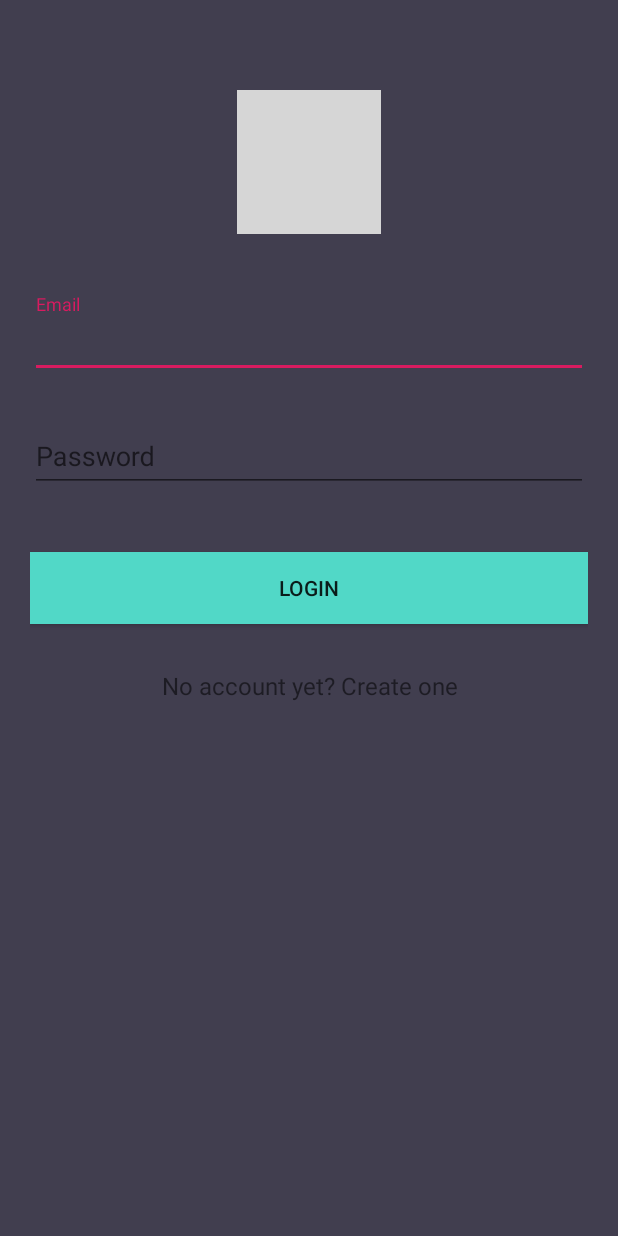
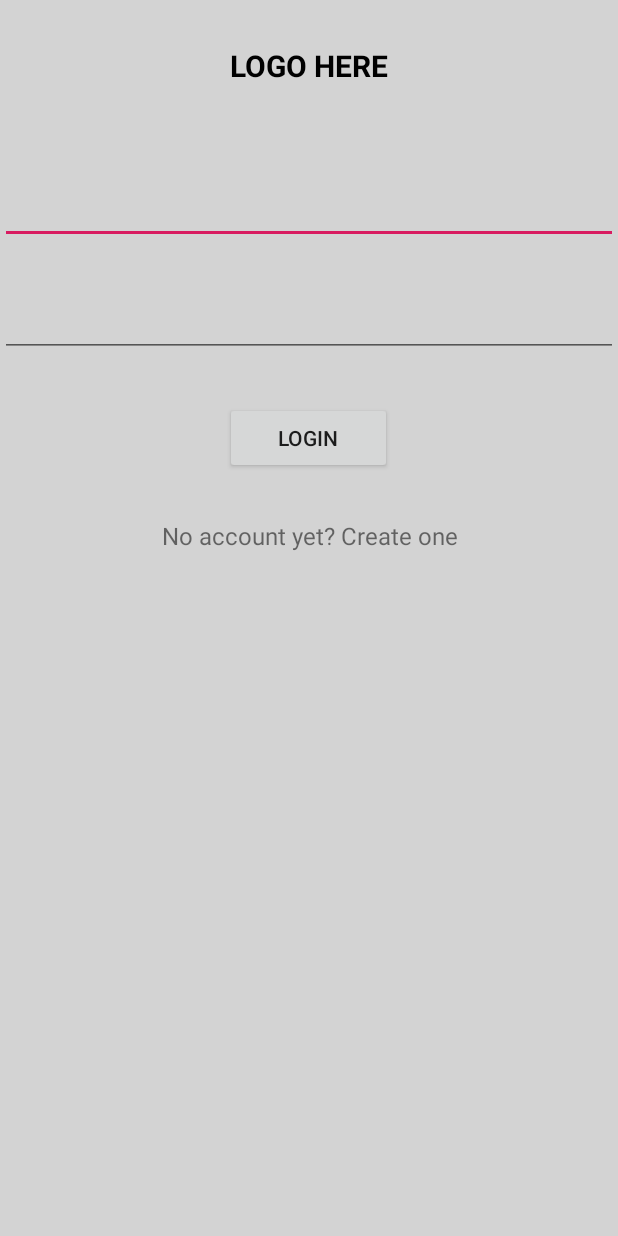
Before and after one commit to tomaszmjurek/GuessTheNumber, an Android app: the layout activity_login.xml on its own in the app's theme, with its tools: preview values and no code run, on a phone screen of 412 x 824 dp. Run offline under Robolectric (Android 15) with nearby library versions, the phone set to English and light mode, and no system bars; grey boxes are pictures that could not be loaded.

Commit message:
add simple login activity. fix app start

```diff
--- a/app/src/main/AndroidManifest.xml
+++ b/app/src/main/AndroidManifest.xml
@@ -24,7 +24,6 @@
             <intent-filter>
                 <action android:name="android.intent.action.MAIN" />
 
-                <category android:name="android.intent.category.LAUNCHER" />
             </intent-filter>
         </activity>
     </application>
--- a/app/src/main/java/com/example/guessthenum/SplashActivity.kt
+++ b/app/src/main/java/com/example/guessthenum/SplashActivity.kt
@@ -4,6 +4,7 @@ import android.content.Intent
 import androidx.appcompat.app.AppCompatActivity
 import android.os.Bundle
 import android.os.Handler
+import com.example.guessthenum.login.LoginActivity
 
 class SplashActivity : AppCompatActivity() {
 
@@ -13,7 +14,7 @@ class SplashActivity : AppCompatActivity() {
         setContentView(R.layout.activity_splash)
 
         Handler().postDelayed({
-            startActivity(Intent(this,MainActivity::class.java))
+            startActivity(Intent(this,LoginActivity::class.java))
 
             // close this activity
             finish()
--- a/app/src/main/java/com/example/guessthenum/login/InputValidation.kt
+++ b/app/src/main/java/com/example/guessthenum/login/InputValidation.kt
@@ -5,7 +5,7 @@ import android.content.Context
 //TODO convert to newest methods
 
 class InputValidation (private val context: Context) {
-
+//
 //    /**
 //     * method to check InputEditText filled .
 //     *
--- a/app/src/main/java/com/example/guessthenum/login/LoginActivity.kt
+++ b/app/src/main/java/com/example/guessthenum/login/LoginActivity.kt
@@ -2,10 +2,16 @@ package com.example.guessthenum.login
 
 import androidx.appcompat.app.AppCompatActivity
 import android.os.Bundle
+import com.example.guessthenum.R
 
-class LoginActivity : AppCompatActivity() {
+class LoginActivity : AppCompatActivity()
+{
 
     override fun onCreate(savedInstanceState: Bundle?) {
         super.onCreate(savedInstanceState)
+
+        setContentView(R.layout.activity_login)
+
+
     }
 }
--- a/app/src/main/res/layout/activity_login.xml
+++ b/app/src/main/res/layout/activity_login.xml
@@ -1,69 +1,47 @@
 <?xml version="1.0" encoding="utf-8"?>
-<android.support.v4.widget.NestedScrollView xmlns:android="http://schemas.android.com/apk/res/android"
+<LinearLayout
+        xmlns:android="http://schemas.android.com/apk/res/android"
         xmlns:tools="http://schemas.android.com/tools"
-        android:id="@+id/nestedScrollView"
+        xmlns:app="http://schemas.android.com/apk/res-auto"
         android:layout_width="match_parent"
         android:layout_height="match_parent"
-        android:background="@color/colorBackground"
-        android:paddingBottom="20dp"
-        android:paddingLeft="20dp"
-        android:paddingRight="20dp"
-        android:paddingTop="20dp"
-        tools:context=".activities.LoginActivity">
+        android:orientation="vertical"
+        android:background="@color/grey">
 
-    <android.support.v7.widget.LinearLayoutCompat
-            android:layout_width="match_parent"
-            android:layout_height="match_parent"
-            android:orientation="vertical">
-
-        <android.support.v7.widget.AppCompatImageView
-                android:layout_width="wrap_content"
-                android:layout_height="wrap_content"
-                android:layout_gravity="center_horizontal"
-                android:layout_marginTop="40dp"
-                android:src="@drawable/logo" />
-
-        <android.support.design.widget.TextInputLayout
-                android:id="@+id/textInputLayoutEmail"
+    <TextView
+            android:id="@+id/textView"
             android:layout_width="match_parent"
             android:layout_height="wrap_content"
-                android:layout_marginTop="40dp">
+            android:text="LOGO HERE"
+            android:textSize="20dp"
+            android:textStyle="bold"
+            android:gravity="center"
+            android:textColor="@color/black"
+            android:padding="30dp"/>
 
-            <android.support.design.widget.TextInputEditText
-                    android:id="@+id/textInputEditTextEmail"
+    <EditText
             android:layout_width="match_parent"
             android:layout_height="wrap_content"
-                    android:hint="@string/hint_email"
             android:inputType="text"
-                    android:maxLines="1"
-                    android:textColor="@android:color/white" />
-        </android.support.design.widget.TextInputLayout>
+            android:layout_marginTop="30dp">
+    </EditText>
 
-        <android.support.design.widget.TextInputLayout
-                android:id="@+id/textInputLayoutPassword"
+    <EditText
             android:layout_width="match_parent"
             android:layout_height="wrap_content"
-                android:layout_marginTop="20dp">
+            android:inputType="textPassword"
+            android:layout_marginTop="30dp">
+    </EditText>
+    <Button
+            android:id="@+id/returnBtn"
+            android:layout_width="50pt"
+            android:layout_height="wrap_content"
+            android:layout_gravity="center"
+            android:layout_marginTop="30dp"
+            android:text="Login">
+    </Button>
 
-            <android.support.design.widget.TextInputEditText
-                    android:id="@+id/textInputEditTextPassword"
-                    android:layout_width="match_parent"
-                    android:layout_height="wrap_content"
-                    android:hint="@string/hint_password"
-                    android:inputType="textPassword"
-                    android:maxLines="1"
-                    android:textColor="@android:color/white" />
-        </android.support.design.widget.TextInputLayout>
-
-        <android.support.v7.widget.AppCompatButton
-                android:id="@+id/appCompatButtonLogin"
-                android:layout_width="match_parent"
-                android:layout_height="wrap_content"
-                android:layout_marginTop="40dp"
-                android:background="@color/colorTextHint"
-                android:text="@string/text_login" />
-
-        <android.support.v7.widget.AppCompatTextView
+    <TextView
             android:id="@+id/textViewLinkRegister"
             android:layout_width="fill_parent"
             android:layout_height="wrap_content"
@@ -71,5 +49,5 @@
             android:gravity="center"
             android:text="@string/text_not_member"
             android:textSize="16dp" />
-    </android.support.v7.widget.LinearLayoutCompat>
-</android.support.v4.widget.NestedScrollView>
+
+</LinearLayout>
--- a/app/src/main/res/values/styles.xml
+++ b/app/src/main/res/values/styles.xml
@@ -16,6 +16,7 @@
 
     <!-- This style is for login screen-->
     <style name="AppTheme.LoginScreen">
+        <item name="windowActionBar">false</item>
         <item name="colorPrimary">@color/colorPrimary</item>
         <item name="colorPrimaryDark">@color/colorPrimaryDark</item>
         <item name="colorAccent">@color/colorAccent</item>
```
Lines whose indentation alone changed are shown as unchanged.
